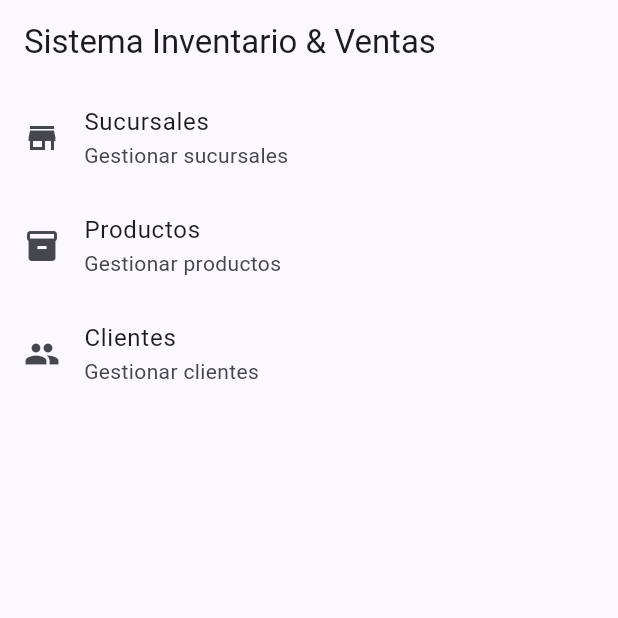
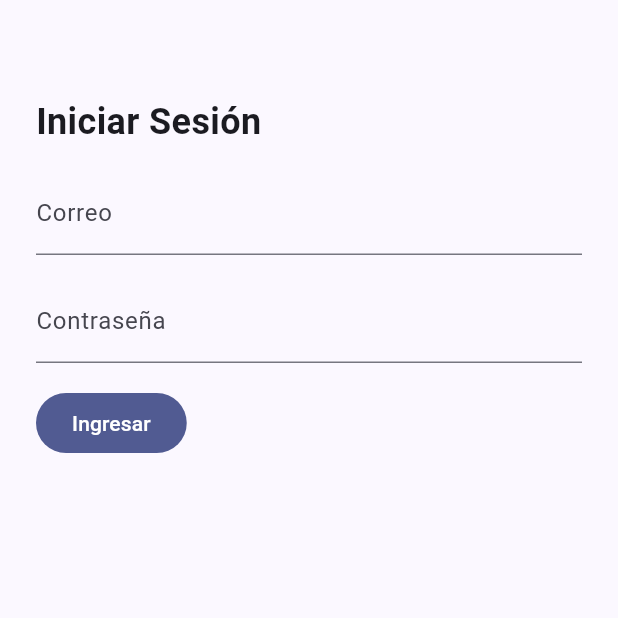
Before and after one commit to marpez4/inventario_ventas, a Flutter app: the screen it shows after launch, on a phone screen of 412 x 824 dp, the top half of it. Run offline on Flutter 3.47's test engine with Material 3 defaults, Android fonts, the phone set to English and light mode, and no system bars; our stand-ins replace sqflite; accounts and stored records are empty.

Commit message:
Implementación del módulo de autenticación de usuarios con inicio de sesión y gestión de usuarios

```diff
--- /dev/null
+++ b/lib/core/models/usuario.dart
@@ -0,0 +1,35 @@
+class Usuario {
+  final int? id;
+  final String nombre;
+  final String correo;
+  final String contrasena;
+  final String rol; // usuarios: 'admin' o 'vendedor'
+
+  Usuario({
+    this.id,
+    required this.nombre,
+    required this.correo,
+    required this.contrasena,
+    required this.rol,
+  });
+
+  Map<String, dynamic> toMap() {
+    return {
+      'id': id,
+      'nombre': nombre,
+      'correo': correo,
+      'contrasena': contrasena,
+      'rol': rol,
+    };
+  }
+
+  factory Usuario.fromMap(Map<String, dynamic> map) {
+    return Usuario(
+      id: map['id'],
+      nombre: map['nombre'],
+      correo: map['correo'],
+      contrasena: map['contrasena'],
+      rol: map['rol'],
+    );
+  }
+}
--- /dev/null
+++ b/lib/core/providers/auth.provider.dart
@@ -0,0 +1,27 @@
+import 'package:flutter/material.dart';
+import '../models/usuario.dart';
+import '../services/usuario_service.dart';
+
+class AuthProvider extends ChangeNotifier {
+  final UsuarioService _service = UsuarioService();
+  Usuario? _usuarioActual;
+
+  Usuario? get usuarioActual => _usuarioActual;
+  bool get estaAutenticado => _usuarioActual != null;
+  bool get esAdmin => _usuarioActual?.rol == 'admin';
+
+  Future<bool> login(String correo, String contrasena) async {
+    final usuario = await _service.login(correo, contrasena);
+    if (usuario != null) {
+      _usuarioActual = usuario;
+      notifyListeners();
+      return true;
+    }
+    return false;
+  }
+
+  void logout() {
+    _usuarioActual = null;
+    notifyListeners();
+  }
+}
--- /dev/null
+++ b/lib/core/ui/screens/login_screen.dart
@@ -0,0 +1,82 @@
+import 'package:flutter/material.dart';
+import 'package:provider/provider.dart';
+import '../../providers/auth.provider.dart';
+import 'home_screen.dart';
+
+class LoginScreen extends StatefulWidget {
+  const LoginScreen({super.key});
+
+  @override
+  State<LoginScreen> createState() => _LoginScreenState();
+}
+
+class _LoginScreenState extends State<LoginScreen> {
+  final _formKey = GlobalKey<FormState>();
+  String _correo = '';
+  String _contrasena = '';
+  bool _cargando = false;
+
+  void _login() async {
+    if (!_formKey.currentState!.validate()) return;
+    _formKey.currentState!.save();
+
+    setState(() => _cargando = true);
+    final auth = context.read<AuthProvider>();
+    final exito = await auth.login(_correo, _contrasena);
+
+    setState(() => _cargando = false);
+
+    if (exito) {
+      Navigator.pushReplacement(
+        context,
+        MaterialPageRoute(builder: (_) => const HomeScreen()),
+      );
+    } else {
+      ScaffoldMessenger.of(context).showSnackBar(
+        const SnackBar(content: Text('Credenciales inválidas')),
+      );
+    }
+  }
+
+  @override
+  Widget build(BuildContext context) {
+    final bottom = MediaQuery.of(context).viewInsets.bottom;
+    return Scaffold(
+      body: Padding(
+        padding: EdgeInsets.fromLTRB(24, 64, 24, bottom + 24),
+        child: Form(
+          key: _formKey,
+          child: Wrap(
+            runSpacing: 16,
+            children: [
+              const Text(
+                'Iniciar Sesión',
+                style: TextStyle(fontSize: 24, fontWeight: FontWeight.bold),
+              ),
+              TextFormField(
+                decoration: const InputDecoration(labelText: 'Correo'),
+                keyboardType: TextInputType.emailAddress,
+                validator: (v) =>
+                    v == null || v.isEmpty ? 'Ingrese su correo' : null,
+                onSaved: (v) => _correo = v!,
+              ),
+              TextFormField(
+                decoration: const InputDecoration(labelText: 'Contraseña'),
+                obscureText: true,
+                validator: (v) =>
+                    v == null || v.isEmpty ? 'Ingrese su contraseña' : null,
+                onSaved: (v) => _contrasena = v!,
+              ),
+              _cargando
+                  ? const Center(child: CircularProgressIndicator())
+                  : FilledButton(
+                      onPressed: _login,
+                      child: const Text('Ingresar'),
+                    ),
+            ],
+          ),
+        ),
+      ),
+    );
+  }
+}
--- a/lib/main.dart
+++ b/lib/main.dart
@@ -2,7 +2,9 @@
 import 'package:inventario_ventas/core/providers/cliente_provider.dart';
 import 'package:inventario_ventas/core/providers/sucursal_provider.dart';
 import 'package:inventario_ventas/core/providers/producto_provider.dart';
+import 'package:inventario_ventas/core/providers/auth.provider.dart';
 import 'package:inventario_ventas/core/ui/screens/home_screen.dart';
+import 'package:inventario_ventas/core/ui/screens/login_screen.dart';
 import 'package:provider/provider.dart';
 
 void main() {
@@ -11,6 +13,7 @@
       ChangeNotifierProvider(create: (_) => SucursalProvider()),
       ChangeNotifierProvider(create: (_) => ProductoProvider()),
       ChangeNotifierProvider(create: (_) => ClienteProvider()),
+      ChangeNotifierProvider(create: (_) => AuthProvider())
     ],
     child: const MyApp(),
   ));
@@ -21,10 +24,12 @@
 
   @override
   Widget build(BuildContext context) {
+    final auth = context.watch<AuthProvider>();
+
     return MaterialApp(
       title: 'Inventario y Ventas',
       theme: ThemeData(useMaterial3: true, colorSchemeSeed: Colors.indigo),
-      home: const HomeScreen(),
+      home: auth.estaAutenticado ? const HomeScreen() : const LoginScreen(),
     );
   }
 }
```
Also changed, not shown: lib/core/database/database_helper.dart (+10 -6 lines), lib/core/services/usuario_service.dart (added, +49 -0 lines).
